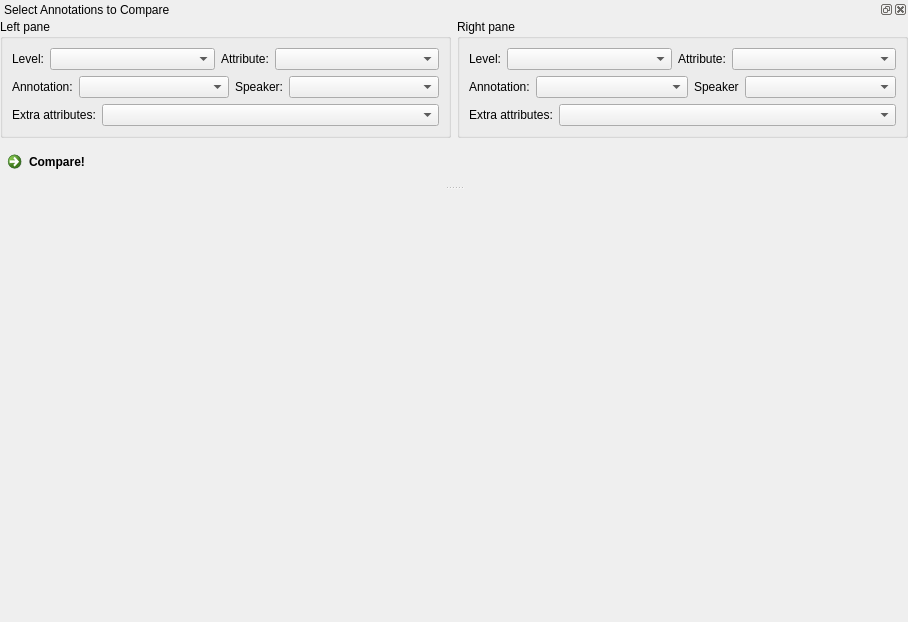
First picture: the form in app/annotation/CompareAnnotationsWidget.ui, repository praaline/Praaline, before the edit.
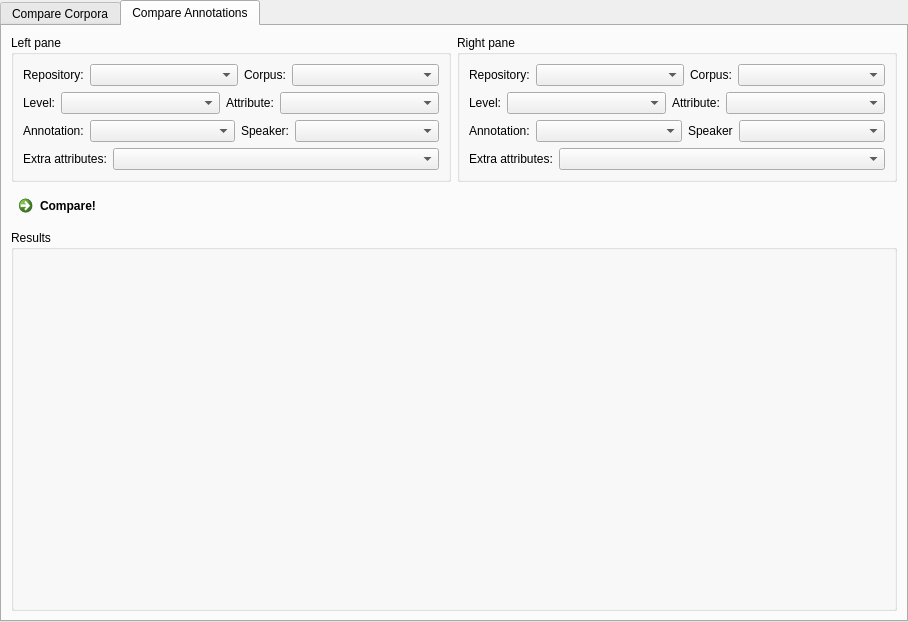
Second picture: the form after the edit. The open tabs and pages were chosen to show the change. Custom widgets are drawn as their Qt base class.

Commit message: Compare corpora widget Changes in the annotation grid

The edit to the form file:
```diff
--- a/app/annotation/CompareAnnotationsWidget.ui
+++ b/app/annotation/CompareAnnotationsWidget.ui
@@ -19,22 +19,8 @@
   <property name="windowTitle">
    <string>MainWindow</string>
   </property>
-  <widget class="QWidget" name="centralwidget"/>
-  <widget class="QDockWidget" name="dockWidget">
-   <property name="sizePolicy">
-    <sizepolicy hsizetype="Preferred" vsizetype="Minimum">
-     <horstretch>0</horstretch>
-     <verstretch>0</verstretch>
-    </sizepolicy>
-   </property>
-   <property name="windowTitle">
-    <string>Select Annotations to Compare</string>
-   </property>
-   <attribute name="dockWidgetArea">
-    <number>4</number>
-   </attribute>
-   <widget class="QWidget" name="dockWidgetContents">
-    <layout class="QGridLayout" name="gridLayout_7">
+  <widget class="QWidget" name="centralwidget">
+   <layout class="QGridLayout" name="gridLayout_2">
      <property name="leftMargin">
       <number>0</number>
      </property>
@@ -47,7 +33,117 @@
      <property name="bottomMargin">
       <number>0</number>
      </property>
-     <item row="0" column="0" colspan="2">
+    <item row="0" column="0">
+     <widget class="QTabWidget" name="tabWidget">
+      <property name="currentIndex">
+       <number>0</number>
+      </property>
+      <widget class="QWidget" name="tabCompareCorpora">
+       <attribute name="title">
+        <string>Compare Corpora</string>
+       </attribute>
+       <layout class="QGridLayout" name="gridLayout_6">
+        <item row="0" column="0">
+         <widget class="QGroupBox" name="groupBoxCompareCorpora">
+          <property name="title">
+           <string>Select corpora to compare</string>
+          </property>
+          <layout class="QGridLayout" name="gridLayout_4">
+           <item row="0" column="0">
+            <widget class="QLabel" name="labelCCRepositoryLeft">
+             <property name="text">
+              <string>Repository left:</string>
+             </property>
+            </widget>
+           </item>
+           <item row="0" column="1">
+            <widget class="QComboBox" name="comboBoxCCRepositoryLeft">
+             <property name="sizePolicy">
+              <sizepolicy hsizetype="Expanding" vsizetype="Fixed">
+               <horstretch>0</horstretch>
+               <verstretch>0</verstretch>
+              </sizepolicy>
+             </property>
+            </widget>
+           </item>
+           <item row="0" column="2">
+            <widget class="QLabel" name="labelCCRepositoryRight">
+             <property name="text">
+              <string>Repository right:</string>
+             </property>
+            </widget>
+           </item>
+           <item row="0" column="3">
+            <widget class="QComboBox" name="comboBoxCCRepositoryRight">
+             <property name="sizePolicy">
+              <sizepolicy hsizetype="Expanding" vsizetype="Fixed">
+               <horstretch>0</horstretch>
+               <verstretch>0</verstretch>
+              </sizepolicy>
+             </property>
+            </widget>
+           </item>
+           <item row="1" column="0">
+            <widget class="QLabel" name="labelCCCorpusLeft">
+             <property name="text">
+              <string>Corpus left:</string>
+             </property>
+            </widget>
+           </item>
+           <item row="1" column="1">
+            <widget class="QComboBox" name="comboBoxCCCorpusLeft">
+             <property name="sizePolicy">
+              <sizepolicy hsizetype="Expanding" vsizetype="Fixed">
+               <horstretch>0</horstretch>
+               <verstretch>0</verstretch>
+              </sizepolicy>
+             </property>
+            </widget>
+           </item>
+           <item row="1" column="2">
+            <widget class="QLabel" name="labelCCCorpusRight">
+             <property name="text">
+              <string>Corpus right:</string>
+             </property>
+            </widget>
+           </item>
+           <item row="1" column="3">
+            <widget class="QComboBox" name="comboBoxCCCorpusRight">
+             <property name="sizePolicy">
+              <sizepolicy hsizetype="Expanding" vsizetype="Fixed">
+               <horstretch>0</horstretch>
+               <verstretch>0</verstretch>
+              </sizepolicy>
+             </property>
+            </widget>
+           </item>
+          </layout>
+         </widget>
+        </item>
+        <item row="1" column="0">
+         <widget class="QCommandLinkButton" name="commandCompareCorpora">
+          <property name="sizePolicy">
+           <sizepolicy hsizetype="Fixed" vsizetype="Fixed">
+            <horstretch>0</horstretch>
+            <verstretch>0</verstretch>
+           </sizepolicy>
+          </property>
+          <property name="text">
+           <string>Compare Corpora!</string>
+          </property>
+         </widget>
+        </item>
+        <item row="2" column="0">
+         <widget class="QPlainTextEdit" name="editCompareCorporaMessages"/>
+        </item>
+       </layout>
+      </widget>
+      <widget class="QWidget" name="tabCompareAnnotations">
+       <attribute name="title">
+        <string>Compare Annotations</string>
+       </attribute>
+       <layout class="QGridLayout" name="gridLayout">
+        <item row="0" column="0">
       <layout class="QGridLayout" name="gridLayoutTop">
        <item row="0" column="0">
         <widget class="QGroupBox" name="groupBoxLeft">
@@ -55,44 +151,6 @@
           <string>Left pane</string>
          </property>
          <layout class="QGridLayout" name="gridLayout_3">
-          <item row="1" column="0">
-           <layout class="QGridLayout" name="gridLayoutLeftLevelAttribute">
-            <item row="0" column="1">
-             <widget class="QComboBox" name="comboBoxLeftLevel">
-              <property name="sizePolicy">
-               <sizepolicy hsizetype="Expanding" vsizetype="Fixed">
-                <horstretch>0</horstretch>
-                <verstretch>0</verstretch>
-               </sizepolicy>
-              </property>
-             </widget>
-            </item>
-            <item row="0" column="0">
-             <widget class="QLabel" name="labelLeftLevel">
-              <property name="text">
-               <string>Level:</string>
-              </property>
-             </widget>
-            </item>
-            <item row="0" column="2">
-             <widget class="QLabel" name="labelLeftAttribute">
-              <property name="text">
-               <string>Attribute:</string>
-              </property>
-             </widget>
-            </item>
-            <item row="0" column="3">
-             <widget class="QComboBox" name="comboBoxLeftAttribute">
-              <property name="sizePolicy">
-               <sizepolicy hsizetype="Expanding" vsizetype="Fixed">
-                <horstretch>0</horstretch>
-                <verstretch>0</verstretch>
-               </sizepolicy>
-              </property>
-             </widget>
-            </item>
-           </layout>
-          </item>
           <item row="2" column="0">
            <layout class="QGridLayout" name="gridLayoutLeftAnnotSpk">
             <item row="0" column="0">
@@ -152,6 +210,82 @@
             </item>
            </layout>
           </item>
+             <item row="1" column="0">
+              <layout class="QGridLayout" name="gridLayoutLevelAttributeLeft">
+               <item row="0" column="1">
+                <widget class="QComboBox" name="comboBoxLevelLeft">
+                 <property name="sizePolicy">
+                  <sizepolicy hsizetype="Expanding" vsizetype="Fixed">
+                   <horstretch>0</horstretch>
+                   <verstretch>0</verstretch>
+                  </sizepolicy>
+                 </property>
+                </widget>
+               </item>
+               <item row="0" column="0">
+                <widget class="QLabel" name="labelLevelLeft">
+                 <property name="text">
+                  <string>Level:</string>
+                 </property>
+                </widget>
+               </item>
+               <item row="0" column="2">
+                <widget class="QLabel" name="labelAttributeLeft">
+                 <property name="text">
+                  <string>Attribute:</string>
+                 </property>
+                </widget>
+               </item>
+               <item row="0" column="3">
+                <widget class="QComboBox" name="comboBoxAttributeLeft">
+                 <property name="sizePolicy">
+                  <sizepolicy hsizetype="Expanding" vsizetype="Fixed">
+                   <horstretch>0</horstretch>
+                   <verstretch>0</verstretch>
+                  </sizepolicy>
+                 </property>
+                </widget>
+               </item>
+              </layout>
+             </item>
+             <item row="0" column="0">
+              <layout class="QGridLayout" name="gridLayoutCARepositoryCorpusLeft">
+               <item row="0" column="1">
+                <widget class="QComboBox" name="comboBoxCARepositoryLeft">
+                 <property name="sizePolicy">
+                  <sizepolicy hsizetype="Expanding" vsizetype="Fixed">
+                   <horstretch>0</horstretch>
+                   <verstretch>0</verstretch>
+                  </sizepolicy>
+                 </property>
+                </widget>
+               </item>
+               <item row="0" column="0">
+                <widget class="QLabel" name="labelCARepositoryLeft">
+                 <property name="text">
+                  <string>Repository:</string>
+                 </property>
+                </widget>
+               </item>
+               <item row="0" column="2">
+                <widget class="QLabel" name="labelCACorpusLeft">
+                 <property name="text">
+                  <string>Corpus:</string>
+                 </property>
+                </widget>
+               </item>
+               <item row="0" column="3">
+                <widget class="QComboBox" name="comboBoxCACorpusLeft">
+                 <property name="sizePolicy">
+                  <sizepolicy hsizetype="Expanding" vsizetype="Fixed">
+                   <horstretch>0</horstretch>
+                   <verstretch>0</verstretch>
+                  </sizepolicy>
+                 </property>
+                </widget>
+               </item>
+              </layout>
+             </item>
          </layout>
         </widget>
        </item>
@@ -258,13 +392,51 @@
             </item>
            </layout>
           </item>
+             <item row="0" column="0">
+              <layout class="QGridLayout" name="gridLayoutCARepositoryCorpusRight">
+               <item row="0" column="0">
+                <widget class="QLabel" name="labelCARepositoryRight">
+                 <property name="text">
+                  <string>Repository:</string>
+                 </property>
+                </widget>
+               </item>
+               <item row="0" column="1">
+                <widget class="QComboBox" name="comboBoxCARepositoryRight">
+                 <property name="sizePolicy">
+                  <sizepolicy hsizetype="Expanding" vsizetype="Fixed">
+                   <horstretch>0</horstretch>
+                   <verstretch>0</verstretch>
+                  </sizepolicy>
+                 </property>
+                </widget>
+               </item>
+               <item row="0" column="2">
+                <widget class="QLabel" name="labelCACorpusRight">
+                 <property name="text">
+                  <string>Corpus:</string>
+                 </property>
+                </widget>
+               </item>
+               <item row="0" column="3">
+                <widget class="QComboBox" name="comboBoxCACorpusRight">
+                 <property name="sizePolicy">
+                  <sizepolicy hsizetype="Expanding" vsizetype="Fixed">
+                   <horstretch>0</horstretch>
+                   <verstretch>0</verstretch>
+                  </sizepolicy>
+                 </property>
+                </widget>
+               </item>
+              </layout>
+             </item>
          </layout>
         </widget>
        </item>
       </layout>
      </item>
      <item row="1" column="0">
-      <widget class="QCommandLinkButton" name="commandCompare">
+         <widget class="QCommandLinkButton" name="commandCompareAnnotations">
        <property name="sizePolicy">
         <sizepolicy hsizetype="Fixed" vsizetype="Fixed">
          <horstretch>0</horstretch>
@@ -276,21 +448,25 @@
        </property>
       </widget>
      </item>
-     <item row="1" column="1">
-      <spacer name="horizontalSpacer">
-       <property name="orientation">
-        <enum>Qt::Horizontal</enum>
-       </property>
-       <property name="sizeHint" stdset="0">
-        <size>
-         <width>709</width>
-         <height>20</height>
-        </size>
-       </property>
-      </spacer>
+        <item row="2" column="0">
+         <widget class="QGroupBox" name="groupBoxResults">
+          <property name="sizePolicy">
+           <sizepolicy hsizetype="Preferred" vsizetype="Expanding">
+            <horstretch>0</horstretch>
+            <verstretch>0</verstretch>
+           </sizepolicy>
+          </property>
+          <property name="title">
+           <string>Results</string>
+          </property>
+          <layout class="QGridLayout" name="gridLayoutResults"/>
+         </widget>
      </item>
     </layout>
    </widget>
+     </widget>
+    </item>
+   </layout>
   </widget>
  </widget>
  <customwidgets>
```
Left out of the diff: 61 changed lines with no effect on the pictures. Lines whose indentation alone changed are shown as unchanged. The commit also changes 10 other files.
